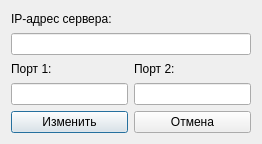
Before: the Qt Designer form prj.course/client/settings.ui in kraftn/programming-technology-labs, drawn with Qt 5.
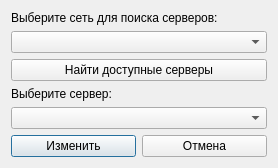
After: the same form once the commit is applied.

The edit to the form file:
```diff
--- a/prj.course/client/settings.ui
+++ b/prj.course/client/settings.ui
@@ -6,94 +6,64 @@
    <rect>
     <x>0</x>
     <y>0</y>
-    <width>262</width>
-    <height>144</height>
+    <width>278</width>
+    <height>128</height>
    </rect>
   </property>
   <property name="windowTitle">
    <string>Settings</string>
   </property>
   <layout class="QGridLayout" name="gridLayout">
-   <item row="0" column="0">
-    <widget class="QLabel" name="label">
-     <property name="text">
-      <string>IP-адрес сервера:</string>
-     </property>
-    </widget>
-   </item>
-   <item row="2" column="0">
-    <widget class="QLabel" name="label_2">
-     <property name="sizePolicy">
-      <sizepolicy hsizetype="Preferred" vsizetype="Preferred">
-       <horstretch>0</horstretch>
-       <verstretch>0</verstretch>
-      </sizepolicy>
-     </property>
-     <property name="text">
-      <string>Порт 1:</string>
-     </property>
-    </widget>
-   </item>
-   <item row="2" column="1">
-    <widget class="QLabel" name="label_3">
-     <property name="text">
-      <string>Порт 2:</string>
-     </property>
-    </widget>
-   </item>
-   <item row="3" column="0">
-    <widget class="QLineEdit" name="lineEdit_port1">
-     <property name="sizePolicy">
-      <sizepolicy hsizetype="Expanding" vsizetype="Preferred">
-       <horstretch>0</horstretch>
-       <verstretch>0</verstretch>
-      </sizepolicy>
-     </property>
-    </widget>
-   </item>
-   <item row="3" column="1">
-    <widget class="QLineEdit" name="lineEdit_port2">
-     <property name="sizePolicy">
-      <sizepolicy hsizetype="Expanding" vsizetype="Preferred">
-       <horstretch>0</horstretch>
-       <verstretch>0</verstretch>
-      </sizepolicy>
-     </property>
-    </widget>
-   </item>
-   <item row="4" column="0">
+   <item row="7" column="0">
     <widget class="QPushButton" name="pushButton_save">
-     <property name="sizePolicy">
-      <sizepolicy hsizetype="Minimum" vsizetype="Preferred">
-       <horstretch>0</horstretch>
-       <verstretch>0</verstretch>
-      </sizepolicy>
-     </property>
      <property name="text">
       <string>Изменить</string>
      </property>
     </widget>
    </item>
-   <item row="4" column="1">
+   <item row="7" column="1">
     <widget class="QPushButton" name="pushButton_cancel">
-     <property name="sizePolicy">
-      <sizepolicy hsizetype="Minimum" vsizetype="Preferred">
-       <horstretch>0</horstretch>
-       <verstretch>0</verstretch>
-      </sizepolicy>
-     </property>
      <property name="text">
       <string>Отмена</string>
      </property>
     </widget>
    </item>
+   <item row="3" column="0" colspan="2">
+    <widget class="QLabel" name="label_2">
+     <property name="sizePolicy">
+      <sizepolicy hsizetype="Preferred" vsizetype="Preferred">
+       <horstretch>0</horstretch>
+       <verstretch>0</verstretch>
+      </sizepolicy>
+     </property>
+     <property name="text">
+      <string>Выберите сервер:</string>
+     </property>
+    </widget>
+   </item>
+   <item row="0" column="0" colspan="2">
+    <widget class="QLabel" name="label">
+     <property name="sizePolicy">
+      <sizepolicy hsizetype="Preferred" vsizetype="Preferred">
+       <horstretch>0</horstretch>
+       <verstretch>0</verstretch>
+      </sizepolicy>
+     </property>
+     <property name="text">
+      <string>Выберите сеть для поиска серверов:</string>
+     </property>
+    </widget>
+   </item>
+   <item row="4" column="0" colspan="2">
+    <widget class="QComboBox" name="comboBox_rooms"/>
+   </item>
    <item row="1" column="0" colspan="2">
-    <widget class="QLineEdit" name="lineEdit_IPAddress">
-     <property name="sizePolicy">
-      <sizepolicy hsizetype="Expanding" vsizetype="Preferred">
-       <horstretch>0</horstretch>
-       <verstretch>0</verstretch>
-      </sizepolicy>
+    <widget class="QComboBox" name="comboBox_networks"/>
+   </item>
+   <item row="2" column="0" colspan="2">
+    <widget class="QPushButton" name="pushButton_search">
+     <property name="text">
+      <string>Найти доступные серверы</string>
      </property>
     </widget>
    </item>
```
Left out of the diff: 2 changed lines with no effect on the pictures.
